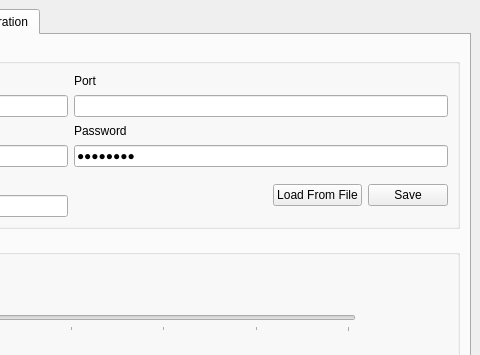
Qt form Server/serverapp.ui (jacob-swanson/PixSpace) before a commit; both pictures show x 338 to 818 and y 0 to 355 of the 818 by 490 pixel window.
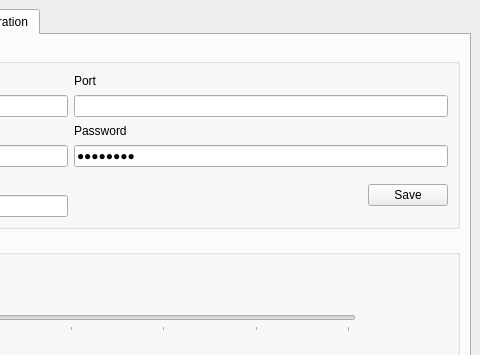
The same form after that commit. The open tabs and pages were chosen to show the change. Icons and pictures are not drawn.

Commit message: Removed config load button.

Diff of the .ui file:
```diff
--- a/Server/serverapp.ui
+++ b/Server/serverapp.ui
@@ -162,13 +162,6 @@
                  </property>
                 </spacer>
                </item>
-               <item>
-                <widget class="QPushButton" name="loadSQL">
-                 <property name="text">
-                  <string>Load From File</string>
-                 </property>
-                </widget>
-               </item>
                <item>
                 <widget class="QPushButton" name="saveSQL">
                  <property name="text">
```
